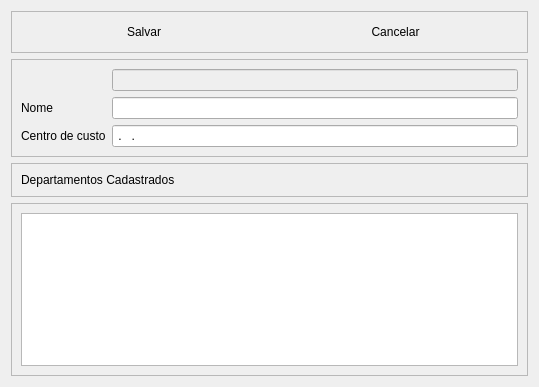
Old version of the form telas/cadastrodepartamento.ui in the repository alissonbf/projeto-coopervap.
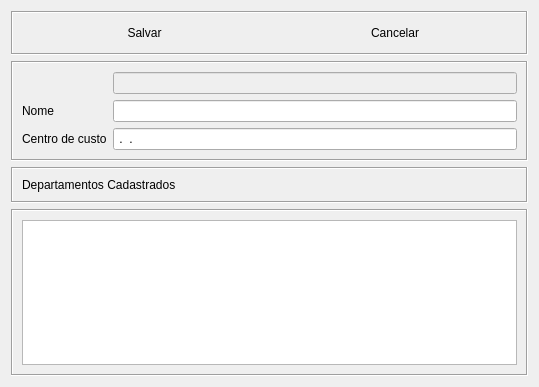
New version of the form. Icons and pictures are not drawn.

```diff
--- a/telas/cadastrodepartamento.ui
+++ b/telas/cadastrodepartamento.ui
@@ -24,10 +24,10 @@
    <item>
     <widget class="QFrame" name="frame_4">
      <property name="frameShape">
-      <enum>QFrame::StyledPanel</enum>
+      <enum>QFrame::Box</enum>
      </property>
      <property name="frameShadow">
-      <enum>QFrame::Raised</enum>
+      <enum>QFrame::Sunken</enum>
      </property>
      <layout class="QHBoxLayout" name="horizontalLayout_4">
       <item>
@@ -70,10 +70,10 @@
    <item>
     <widget class="QFrame" name="frame">
      <property name="frameShape">
-      <enum>QFrame::StyledPanel</enum>
+      <enum>QFrame::Box</enum>
      </property>
      <property name="frameShadow">
-      <enum>QFrame::Raised</enum>
+      <enum>QFrame::Sunken</enum>
      </property>
      <layout class="QVBoxLayout" name="verticalLayout">
       <item>
@@ -108,7 +108,7 @@
            <bool>true</bool>
           </property>
           <property name="inputMask">
-           <string>#.###.### ; </string>
+           <string>#.##.## ; </string>
           </property>
          </widget>
         </item>
@@ -127,10 +127,10 @@
    <item>
     <widget class="QFrame" name="frame_2">
      <property name="frameShape">
-      <enum>QFrame::StyledPanel</enum>
+      <enum>QFrame::Box</enum>
      </property>
      <property name="frameShadow">
-      <enum>QFrame::Raised</enum>
+      <enum>QFrame::Sunken</enum>
      </property>
      <layout class="QHBoxLayout" name="horizontalLayout_2">
       <item>
@@ -146,10 +146,10 @@
    <item>
     <widget class="QFrame" name="frame_3">
      <property name="frameShape">
-      <enum>QFrame::StyledPanel</enum>
+      <enum>QFrame::Box</enum>
      </property>
      <property name="frameShadow">
-      <enum>QFrame::Raised</enum>
+      <enum>QFrame::Sunken</enum>
      </property>
      <layout class="QHBoxLayout" name="horizontalLayout_3">
       <item>
```
